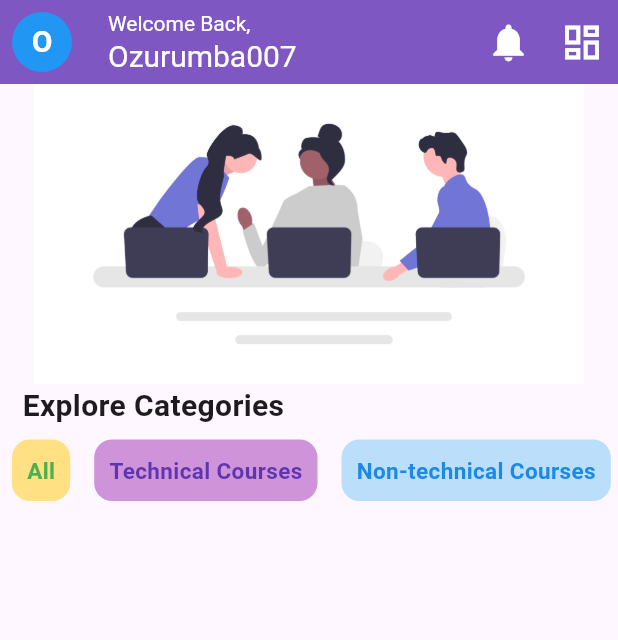
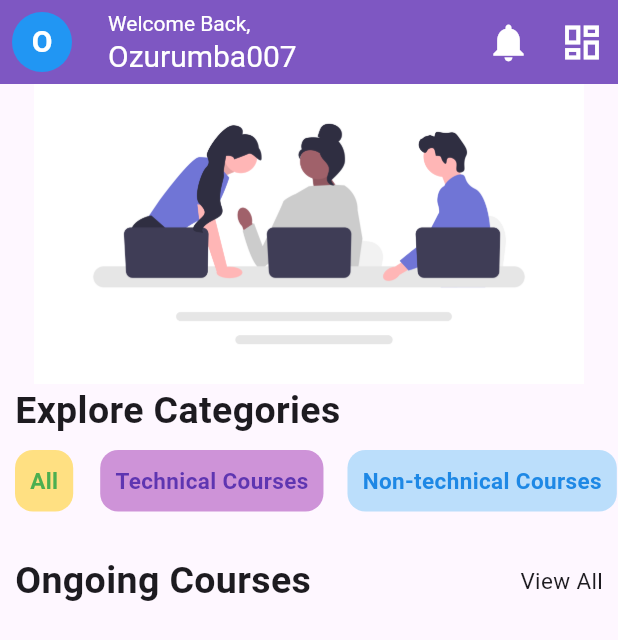
Before and after one commit to Ozurumba007/apt_learn_ui, a Flutter app: the HomeScreen screen opened directly, on a phone screen of 412 x 824 dp. Shown: the top 640 px of the screen. Run offline on Flutter 3.47's test engine with Material 2 defaults, Android fonts, the phone set to English and light mode, and no system bars; our stand-ins replace get, smooth_page_indicator.

Commit message:
added a two text in a row

```diff
--- a/lib/home_screen/home_screen.dart
+++ b/lib/home_screen/home_screen.dart
@@ -83,13 +83,13 @@ class _HomeScreenState extends State<HomeScreen> {
               child: Image.asset('assets/community.png'),
             ),
             const Padding(
-              padding: EdgeInsets.symmetric(horizontal: 15.0),
+              padding: EdgeInsets.symmetric(horizontal: 10.0),
               child: Row(
                 children: [
                   Text(
                     'Explore Categories',
                     style: TextStyle(
-                      fontSize: 20,
+                      fontSize: 25,
                       fontWeight: FontWeight.bold,
                     ),
                   ),
@@ -101,6 +101,29 @@ class _HomeScreenState extends State<HomeScreen> {
               secondCategorytext: 'Technical Courses',
               thirdCategorytext: 'Non-technical Courses',
             ),
+            SizedBox(height: 10),
+            Padding(
+              padding: EdgeInsets.all(10.0),
+              child: Row(
+                mainAxisAlignment: MainAxisAlignment.spaceBetween,
+                children: [
+                  Text(
+                    'Ongoing Courses',
+                    style: TextStyle(
+                      fontSize: 25,
+                      fontWeight: FontWeight.bold,
+                    ),
+                  ),
+                  Text(
+                    'View All',
+                    style: TextStyle(
+                      fontSize: 15,
+                      fontWeight: FontWeight.w400,
+                    ),
+                  ),
+                ],
+              ),
+            ),
           ],
         ),
       ),
--- a/lib/utili/categories.dart
+++ b/lib/utili/categories.dart
@@ -15,7 +15,7 @@ class Categories extends StatelessWidget {
     return Row(
       children: [
         Padding(
-          padding: const EdgeInsets.all(8.0),
+          padding: const EdgeInsets.symmetric(horizontal: 10.0),
           child: Container(
             decoration: BoxDecoration(
               borderRadius: BorderRadius.circular(12),
```
